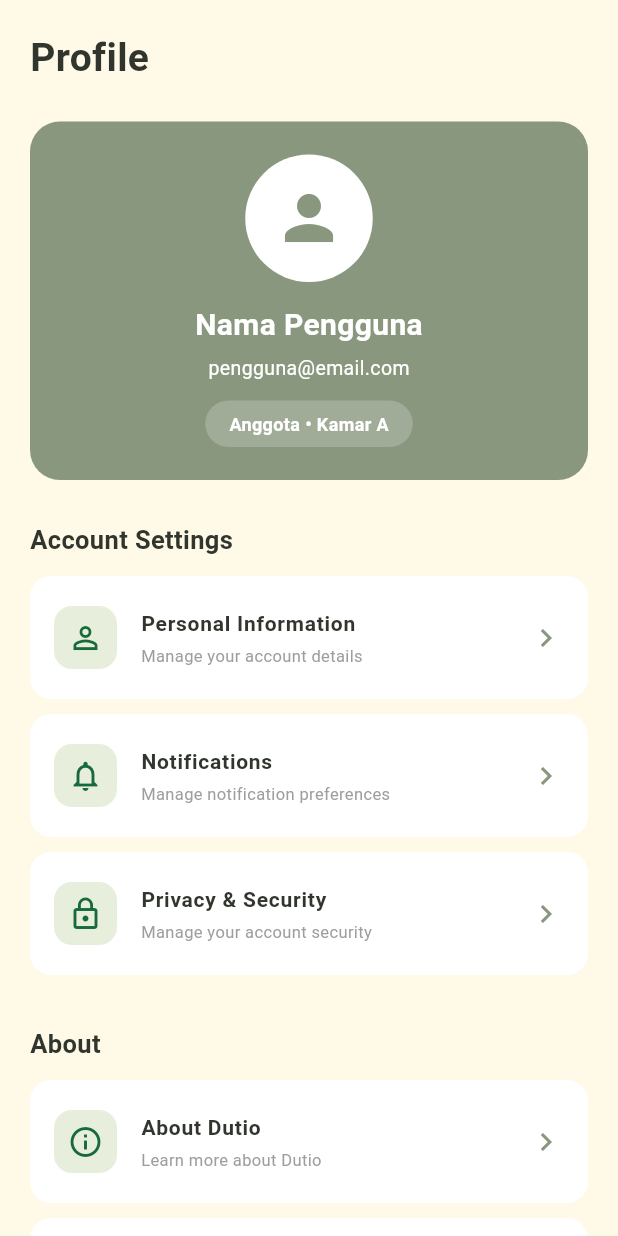
After one commit to salmamami/dutio_mobile, a Flutter app: the ProfileScreen screen opened by its route, on a phone screen of 412 x 824 dp. The commit adds this screen. Run offline on Flutter 3.47's test engine with Material 3 defaults, Android fonts, the phone set to English and light mode, and no system bars.

Commit message:
Implement profile and settings UI

```diff
--- a/lib/main.dart
+++ b/lib/main.dart
@@ -7,6 +7,7 @@ import 'screens/camera_screen.dart';
 import 'screens/photo_preview_screen.dart';
 import 'screens/gallery_screen.dart';
 import 'screens/upload_success_screen.dart';
+import 'screens/profile_screen.dart';
 
 void main() {
   runApp(const DutioApp());
@@ -28,6 +29,7 @@ class DutioApp extends StatelessWidget {
         '/photo-preview': (context) => const PhotoPreviewScreen(),
         '/gallery': (context) => const GalleryScreen(),
         '/upload-success': (context) => const UploadSuccessScreen(),
+        '/profile': (context) => const ProfileScreen(),
       },
     );
   }
--- /dev/null
+++ b/lib/screens/profile_screen.dart
@@ -0,0 +1,223 @@
+
+import 'package:flutter/material.dart';
+import '../core/app_theme.dart';
+
+class ProfileScreen extends StatelessWidget {
+  const ProfileScreen({super.key});
+
+  @override
+  Widget build(BuildContext context) {
+    return Scaffold(
+      backgroundColor: AppTheme.cream,
+      body: SafeArea(
+        child: SingleChildScrollView(
+          padding: const EdgeInsets.all(20),
+          child: Column(
+            crossAxisAlignment: CrossAxisAlignment.start,
+            children: [
+              const Text(
+                'Profile',
+                style: TextStyle(
+                  fontSize: 26,
+                  fontWeight: FontWeight.bold,
+                  color: AppTheme.dark,
+                ),
+              ),
+              const SizedBox(height: 24),
+
+              // Profile Card
+              Container(
+                width: double.infinity,
+                padding: const EdgeInsets.all(22),
+                decoration: BoxDecoration(
+                  color: AppTheme.sage,
+                  borderRadius: BorderRadius.circular(20),
+                ),
+                child: Column(
+                  children: [
+                    Container(
+                      width: 85,
+                      height: 85,
+                      decoration: const BoxDecoration(
+                        color: AppTheme.white,
+                        shape: BoxShape.circle,
+                      ),
+                      child: const Icon(
+                        Icons.person,
+                        size: 48,
+                        color: AppTheme.sage,
+                      ),
+                    ),
+                    const SizedBox(height: 14),
+                    const Text(
+                      'Nama Pengguna',
+                      style: TextStyle(
+                        color: AppTheme.white,
+                        fontSize: 20,
+                        fontWeight: FontWeight.bold,
+                      ),
+                    ),
+                    const SizedBox(height: 5),
+                    const Text(
+                      'pengguna@email.com',
+                      style: TextStyle(
+                        color: AppTheme.white,
+                        fontSize: 13,
+                      ),
+                    ),
+                    const SizedBox(height: 12),
+                    Container(
+                      padding: const EdgeInsets.symmetric(
+                        horizontal: 16,
+                        vertical: 7,
+                      ),
+                      decoration: BoxDecoration(
+                        color: AppTheme.white.withOpacity(0.2),
+                        borderRadius: BorderRadius.circular(20),
+                      ),
+                      child: const Text(
+                        'Anggota • Kamar A',
+                        style: TextStyle(
+                          color: AppTheme.white,
+                          fontSize: 12,
+                          fontWeight: FontWeight.w600,
+                        ),
+                      ),
+                    ),
+                  ],
+                ),
+              ),
+
+              const SizedBox(height: 28),
+
+              const Text(
+                'Account Settings',
+                style: TextStyle(
+                  fontSize: 17,
+                  fontWeight: FontWeight.bold,
+                  color: AppTheme.dark,
+                ),
+              ),
+              const SizedBox(height: 12),
+
+              _menuItem(
+                icon: Icons.person_outline,
+                title: 'Personal Information',
+                subtitle: 'Manage your account details',
+                onTap: () {},
+              ),
+              _menuItem(
+                icon: Icons.notifications_none,
+                title: 'Notifications',
+                subtitle: 'Manage notification preferences',
+                onTap: () {},
+              ),
+              _menuItem(
+                icon: Icons.lock_outline,
+                title: 'Privacy & Security',
+                subtitle: 'Manage your account security',
+                onTap: () {},
+              ),
+
+              const SizedBox(height: 24),
+
+              const Text(
+                'About',
+                style: TextStyle(
+                  fontSize: 17,
+                  fontWeight: FontWeight.bold,
+                  color: AppTheme.dark,
+                ),
+              ),
+              const SizedBox(height: 12),
+
+              _menuItem(
+                icon: Icons.info_outline,
+                title: 'About Dutio',
+                subtitle: 'Learn more about Dutio',
+                onTap: () {},
+              ),
+              _menuItem(
+                icon: Icons.help_outline,
+                title: 'Help & Support',
+                subtitle: 'Get help using Dutio',
+                onTap: () {},
+              ),
+
+              const SizedBox(height: 24),
+
+              SizedBox(
+                width: double.infinity,
+                height: 52,
+                child: OutlinedButton.icon(
+                  onPressed: () {},
+                  icon: const Icon(Icons.logout, color: Colors.red),
+                  label: const Text(
+                    'Log Out',
+                    style: TextStyle(
+                      color: Colors.red,
+                      fontWeight: FontWeight.w600,
+                    ),
+                  ),
+                  style: OutlinedButton.styleFrom(
+                    side: const BorderSide(color: Colors.redAccent),
+                    shape: RoundedRectangleBorder(
+                      borderRadius: BorderRadius.circular(14),
+                    ),
+                  ),
+                ),
+              ),
+            ],
+          ),
+        ),
+      ),
+    );
+  }
+
+  Widget _menuItem({
+    required IconData icon,
+    required String title,
+    required String subtitle,
+    required VoidCallback onTap,
+  }) {
+    return Container(
+      margin: const EdgeInsets.only(bottom: 10),
+      decoration: BoxDecoration(
+        color: AppTheme.white,
+        borderRadius: BorderRadius.circular(14),
+      ),
+      child: ListTile(
+        onTap: onTap,
+        contentPadding: const EdgeInsets.symmetric(
+          horizontal: 16,
+          vertical: 5,
+        ),
+        leading: Container(
+          width: 42,
+          height: 42,
+          decoration: BoxDecoration(
+            color: AppTheme.lightGreen,
+            borderRadius: BorderRadius.circular(12),
+          ),
+          child: Icon(icon, color: AppTheme.darkGreen),
+        ),
+        title: Text(
+          title,
+          style: const TextStyle(
+            fontWeight: FontWeight.w600,
+            fontSize: 14,
+            color: AppTheme.dark,
+          ),
+        ),
+        subtitle: Text(
+          subtitle,
+          style: const TextStyle(fontSize: 11, color: Colors.grey),
+        ),
+        trailing: const Icon(
+          Icons.chevron_right,
+          color: AppTheme.sage,
+        ),
+      ),
+    );
+  }
+}
```
